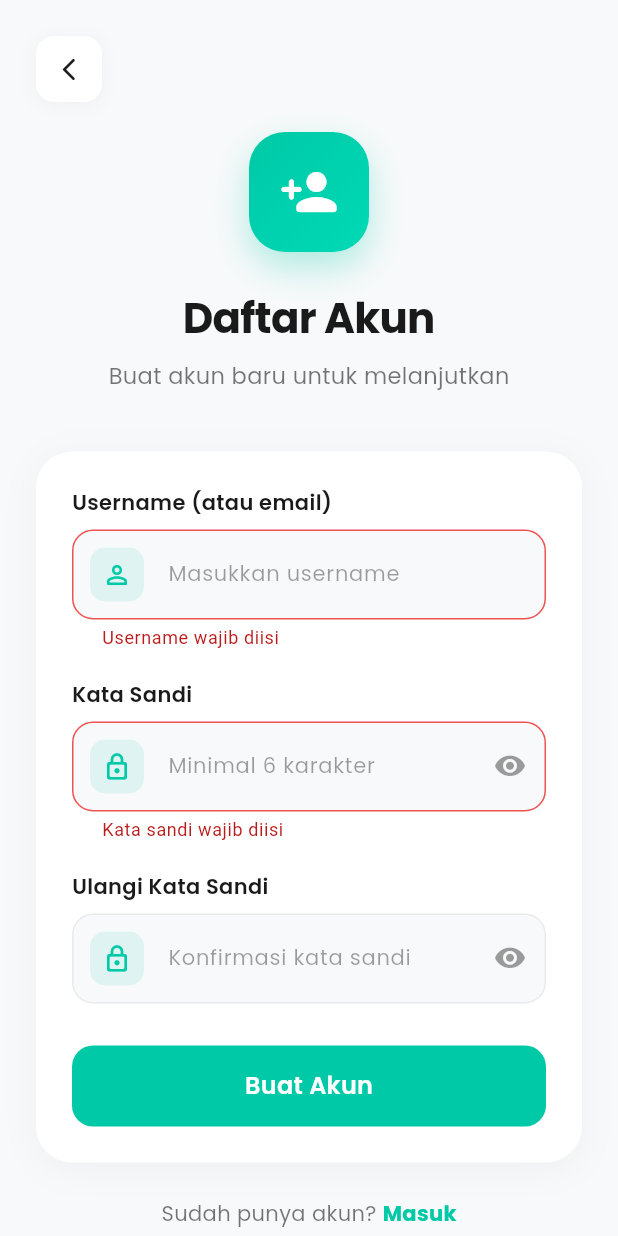
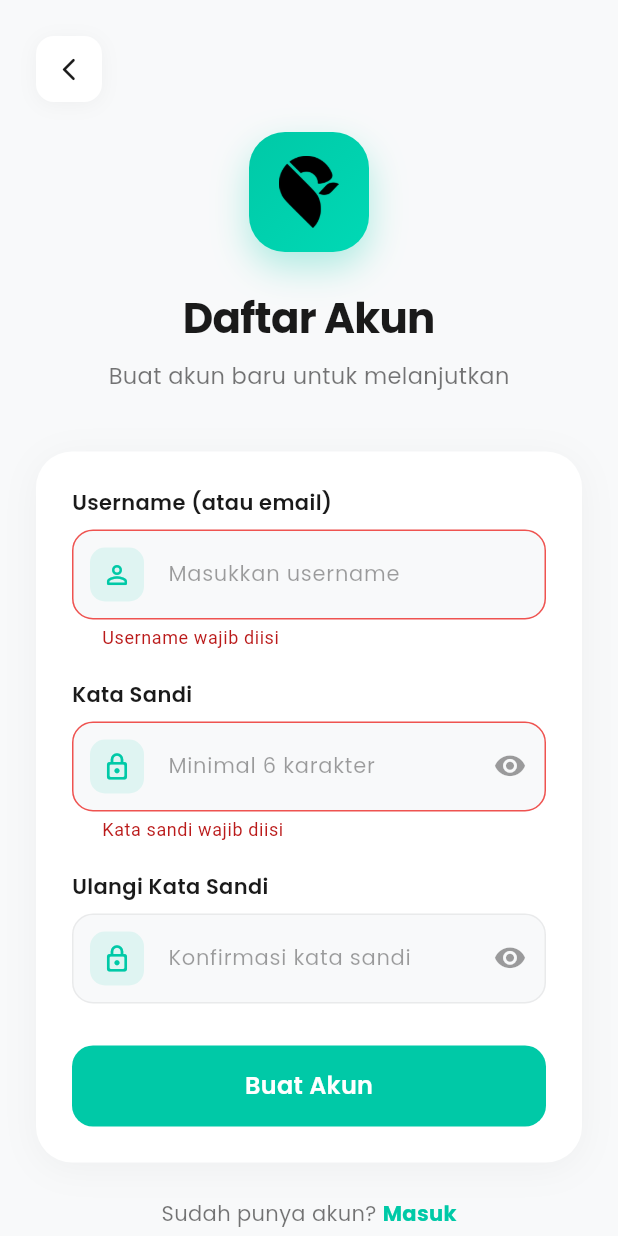
Before and after one commit to Codift05/smartpark_app, a Flutter app: the SignUpPage screen opened directly, after a tap on "Buat Akun", on a phone screen of 412 x 824 dp. Run offline on Flutter 3.47's test engine with Material 3 defaults, Android fonts, the phone set to English and light mode, and no system bars; our stand-ins replace cloud_firestore, firebase_auth, firebase_core, flutter_map, google_fonts, latlong2; accounts and stored records are empty.

Commit message:
update task new

```diff
--- a/lib/pages/home_page.dart
+++ b/lib/pages/home_page.dart
@@ -165,8 +165,8 @@ class ModernHome extends StatelessWidget {
                               borderRadius: BorderRadius.circular(12),
                               child: Image.asset(
                                 'lib/img/Logo Nemu.in.png',
-                                width: 48,
-                                height: 48,
+                                width: 32,
+                                height: 32,
                                 fit: BoxFit.contain,
                                 errorBuilder: (context, error, stackTrace) {
                                   return Container(
@@ -197,7 +197,7 @@ class ModernHome extends StatelessWidget {
                               children: [
                                 Image.asset(
                                   'lib/img/Logo Nemu.in 4.png',
-                                  height: 15,
+                                  height: 12,
                                   fit: BoxFit.contain,
                                   errorBuilder: (context, error, stackTrace) {
                                     return Text(
@@ -358,13 +358,6 @@ class ModernHome extends StatelessWidget {
                       occupied: occupiedCount,
                       empty: emptyCount,
                       total: slots.length,
-                      onHistory: () => Navigator.of(context).push(
-                        MaterialPageRoute(
-                            builder: (_) => const PaymentHistoryPage()),
-                      ),
-                      onMap: () => Navigator.of(context).push(
-                        MaterialPageRoute(builder: (_) => const MapPage()),
-                      ),
                     ),
                     const SizedBox(height: 12), // Dikurangi dari 16 ke 12
                     Row(
@@ -637,14 +630,10 @@ class _BigStatusCard extends StatelessWidget {
   final int occupied;
   final int empty;
   final int total;
-  final VoidCallback onHistory;
-  final VoidCallback onMap;
   const _BigStatusCard({
     required this.occupied,
     required this.empty,
     required this.total,
-    required this.onHistory,
-    required this.onMap,
   });
 
   @override
@@ -715,26 +704,6 @@ class _BigStatusCard extends StatelessWidget {
               _statusItem('Total', total, Icons.grid_view_rounded),
             ],
           ),
-          const SizedBox(height: 16),
-          Row(
-            children: [
-              Expanded(
-                child: _actionButton(
-                  icon: Icons.search_rounded,
-                  label: 'Cari Slot',
-                  onTap: onMap,
-                ),
-              ),
-              const SizedBox(width: 10),
-              Expanded(
-                child: _actionButton(
-                  icon: Icons.receipt_long_rounded,
-                  label: 'Riwayat',
-                  onTap: onHistory,
-                ),
-              ),
-            ],
-          ),
         ],
       ),
     );
@@ -763,49 +732,6 @@ class _BigStatusCard extends StatelessWidget {
                     fontWeight: FontWeight.w700,
                     color: Colors.white)),
           ],
-        ),
-      ),
-    );
-  }
-
-  Widget _actionButton({
-    required IconData icon,
-    required String label,
-    required VoidCallback onTap,
-  }) {
-    return Material(
-      color: Colors.transparent,
-      child: InkWell(
-        borderRadius: BorderRadius.circular(14),
-        onTap: onTap,
-        child: Container(
-          padding: const EdgeInsets.symmetric(vertical: 10),
-          decoration: BoxDecoration(
-            color: Colors.white,
-            borderRadius: BorderRadius.circular(14),
-            boxShadow: [
-              BoxShadow(
-                color: Colors.black.withOpacity(0.1),
-                blurRadius: 8,
-                offset: const Offset(0, 4),
-              ),
-            ],
-          ),
-          child: Row(
-            mainAxisAlignment: MainAxisAlignment.center,
-            children: [
-              Icon(icon, color: const Color(0xFF00D4AA), size: 18),
-              const SizedBox(width: 6),
-              Text(
-                label,
-                style: GoogleFonts.poppins(
-                  fontSize: 12,
-                  fontWeight: FontWeight.w600,
-                  color: const Color(0xFF00D4AA),
-                ),
-              ),
-            ],
-          ),
         ),
       ),
     );
--- a/lib/pages/signup_page.dart
+++ b/lib/pages/signup_page.dart
@@ -135,10 +135,22 @@ class _SignUpPageState extends State<SignUpPage> {
                       ),
                     ],
                   ),
-                  child: const Icon(
-                    Icons.person_add_rounded,
-                    size: 40,
-                    color: Colors.white,
+                  child: ClipRRect(
+                    borderRadius: BorderRadius.circular(24),
+                    child: Padding(
+                      padding: const EdgeInsets.all(16),
+                      child: Image.asset(
+                        'lib/img/Logo Nemu.in.png',
+                        fit: BoxFit.contain,
+                        errorBuilder: (context, error, stackTrace) {
+                          return const Icon(
+                            Icons.person_add_rounded,
+                            size: 40,
+                            color: Colors.white,
+                          );
+                        },
+                      ),
+                    ),
                   ),
                 ),
                 const SizedBox(height: 24),
--- a/lib/pages/stats_page.dart
+++ b/lib/pages/stats_page.dart
@@ -299,11 +299,11 @@ class _StatsPageState extends State<StatsPage> {
                               color: const Color(0xFF00C9A7),
                             ),
                             const SizedBox(height: 12),
-                            _ActivityItem(
+                            const _ActivityItem(
                               icon: Icons.schedule_rounded,
                               label: 'Waktu Puncak',
                               value: '12:00 - 13:00 WIB',
-                              color: const Color(0xFF6B7280),
+                              color: Color(0xFF6B7280),
                             ),
                             const SizedBox(height: 12),
                             _ActivityItem(
@@ -616,8 +616,8 @@ class _ActivityItem extends StatelessWidget {
               ],
             ),
           ),
-          Icon(Icons.arrow_forward_ios_rounded,
-              size: 16, color: const Color(0xFFD1D5DB)),
+          const Icon(Icons.arrow_forward_ios_rounded,
+              size: 16, color: Color(0xFFD1D5DB)),
         ],
       ),
     );
```
Also changed, not shown: lib/pages/login_page.dart (+16 -4 lines), lib/pages/map_page.dart (+15 -4 lines).
